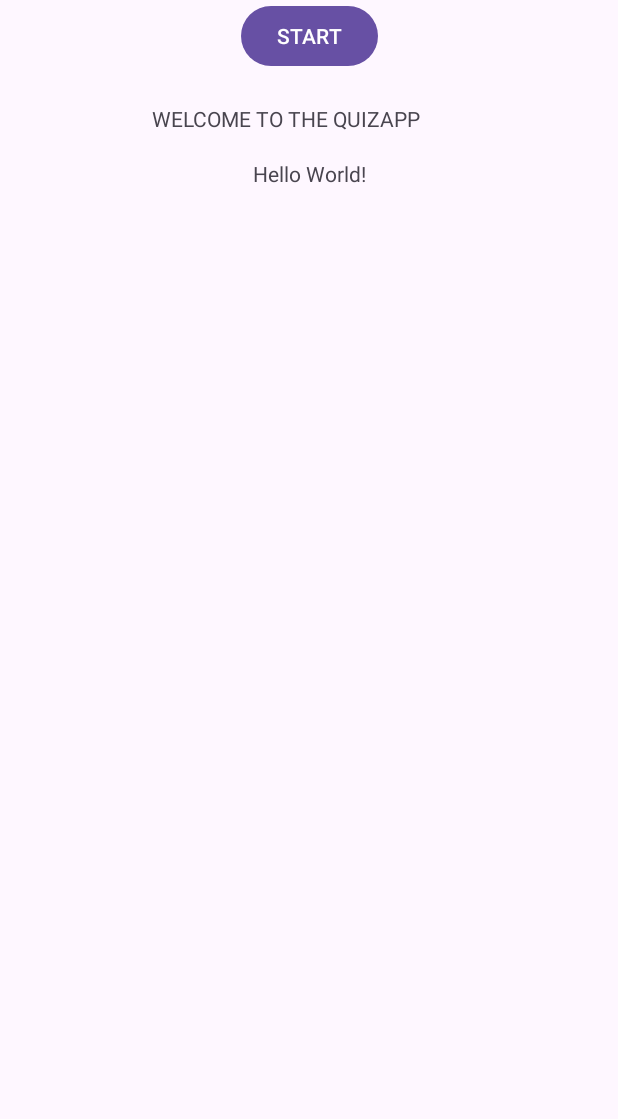
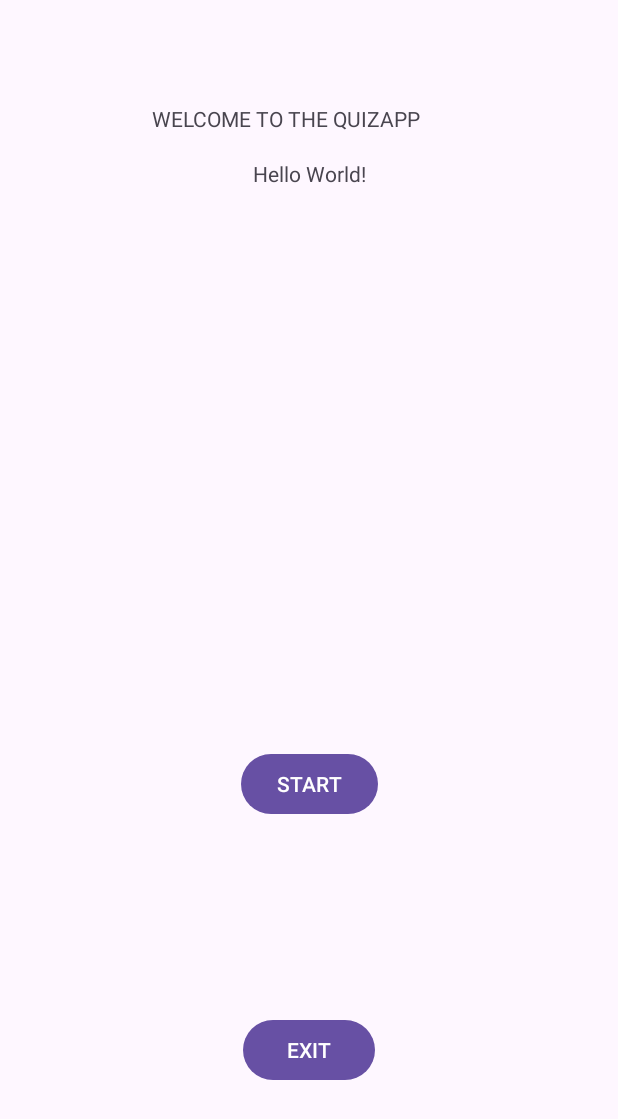
Before and after one commit to ST10495724-Keorapetse-Kgatle/BrainQuizzz, an Android app: the screen it shows after launch (MainActivity), on a phone screen of 412 x 824 dp. Shown: the top 1119 px of the screen. Run offline under Robolectric (Android 15) with nearby library versions, the phone set to English and light mode, and no system bars.

Commit message:
added a exit button

```diff
--- a/app/src/main/res/layout/activity_main.xml
+++ b/app/src/main/res/layout/activity_main.xml
@@ -35,4 +35,14 @@
         app:layout_constraintEnd_toEndOf="parent"
         app:layout_constraintStart_toStartOf="parent" />
 
+    <Button
+        android:id="@+id/btnExit"
+        android:layout_width="wrap_content"
+        android:layout_height="wrap_content"
+        android:layout_marginBottom="100dp"
+        android:text="EXIT"
+        app:layout_constraintBottom_toBottomOf="parent"
+        app:layout_constraintEnd_toEndOf="parent"
+        app:layout_constraintStart_toStartOf="parent" />
+
 </androidx.constraintlayout.widget.ConstraintLayout>
```
